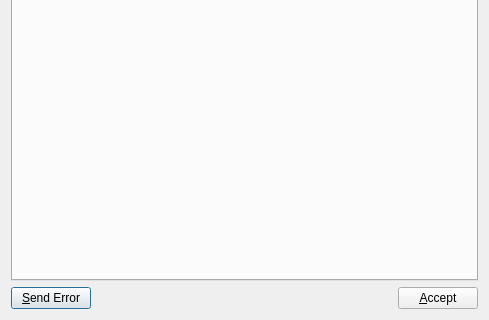
The window that Koo/ui/error.ui (xrg/openerp-client-kde) describes before a commit, drawn with Qt 5; both pictures show x 0 to 489 and y 350 to 670 of the 489 by 670 pixel window.
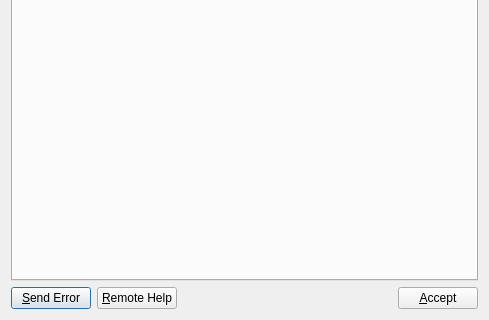
The same window after the commit. Icons and pictures are not drawn.

Commit message: [REF] Move RemoteHelp plugin into core and add the button to the ErrorDialog.

```diff
--- a/Koo/ui/error.ui
+++ b/Koo/ui/error.ui
@@ -129,6 +129,17 @@
        </property>
       </widget>
      </item>
+     <item>
+      <widget class="QPushButton" name="pushRemoteHelp">
+       <property name="text">
+        <string>&amp;Remote Help</string>
+       </property>
+       <property name="icon">
+        <iconset resource="common.qrc">
+         <normaloff>:/images/partner.png</normaloff>:/images/partner.png</iconset>
+       </property>
+      </widget>
+     </item>
      <item>
       <spacer>
        <property name="orientation">
```
The commit also changes 3 other files.
